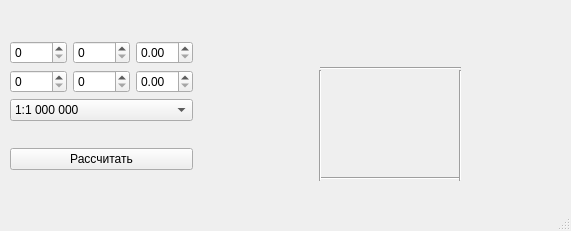
MaksimPrudnikau/MaksimPrudnikau.github.io, file Sources/Source Qt code/mainwindow.ui: the form before one commit.
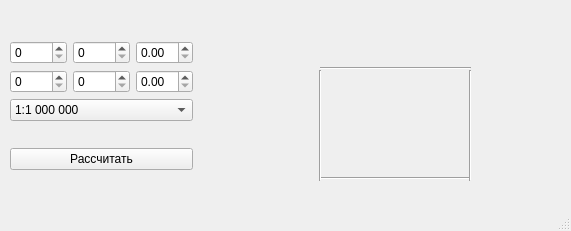
The form after the commit.

```diff
--- a/Sources/Source Qt code/mainwindow.ui
+++ b/Sources/Source Qt code/mainwindow.ui
@@ -74,7 +74,7 @@
    <widget class="QLabel" name="rightUpLong">
     <property name="geometry">
      <rect>
-      <x>410</x>
+      <x>420</x>
       <y>40</y>
       <width>91</width>
       <height>20</height>
@@ -93,7 +93,7 @@
    <widget class="QLabel" name="rightUpLat">
     <property name="geometry">
      <rect>
-      <x>470</x>
+      <x>480</x>
       <y>60</y>
       <width>91</width>
       <height>20</height>
@@ -150,7 +150,7 @@
    <widget class="QLabel" name="rightDownLong">
     <property name="geometry">
      <rect>
-      <x>430</x>
+      <x>440</x>
       <y>180</y>
       <width>81</width>
       <height>20</height>
@@ -169,7 +169,7 @@
    <widget class="QLabel" name="rightDownLat">
     <property name="geometry">
      <rect>
-      <x>470</x>
+      <x>480</x>
       <y>160</y>
       <width>81</width>
       <height>20</height>
@@ -190,7 +190,7 @@
      <rect>
       <x>320</x>
       <y>170</y>
-      <width>141</width>
+      <width>151</width>
       <height>16</height>
      </rect>
     </property>
@@ -216,7 +216,7 @@
      <rect>
       <x>320</x>
       <y>60</y>
-      <width>141</width>
+      <width>151</width>
       <height>16</height>
      </rect>
     </property>
@@ -227,7 +227,7 @@
    <widget class="Line" name="rightBorder">
     <property name="geometry">
      <rect>
-      <x>450</x>
+      <x>460</x>
       <y>70</y>
       <width>21</width>
       <height>111</height>
```
